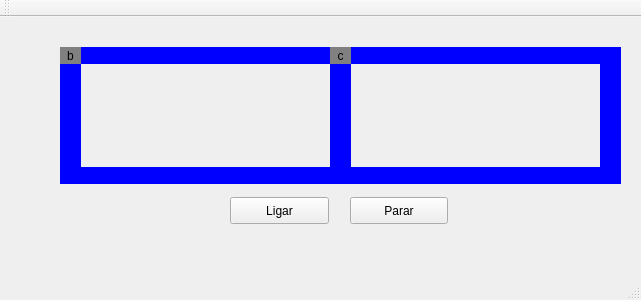
leoalenccar/projeto-trens, file src/mainwindow.ui: the form before one commit.
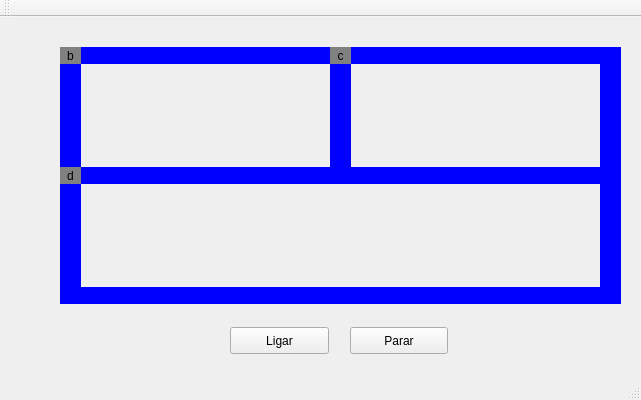
The form after the commit.

Commit message: novo trem 3 e modificacao no .gitignore

The edit to the form file:
```diff
--- a/src/mainwindow.ui
+++ b/src/mainwindow.ui
@@ -7,7 +7,7 @@
     <x>0</x>
     <y>0</y>
     <width>641</width>
-    <height>300</height>
+    <height>400</height>
    </rect>
   </property>
   <property name="windowTitle">
@@ -26,12 +26,12 @@
     <property name="styleSheet">
      <string notr="true">QLabel { background: grey}</string>
     </property>
-    <property name="alignment">
-     <set>Qt::AlignCenter</set>
-    </property>
     <property name="text">
      <string>b</string>
     </property>
+    <property name="alignment">
+     <set>Qt::AlignmentFlag::AlignCenter</set>
+    </property>
    </widget>
    <widget class="QLabel" name="label_trilho1">
     <property name="geometry">
@@ -101,7 +101,7 @@
     <property name="geometry">
      <rect>
       <x>230</x>
-      <y>180</y>
+      <y>310</y>
       <width>99</width>
       <height>27</height>
      </rect>
@@ -114,7 +114,7 @@
     <property name="geometry">
      <rect>
       <x>350</x>
-      <y>180</y>
+      <y>310</y>
       <width>98</width>
       <height>27</height>
      </rect>
@@ -183,12 +183,79 @@
     <property name="styleSheet">
      <string notr="true">QLabel { background: grey}</string>
     </property>
-    <property name="alignment">
-     <set>Qt::AlignCenter</set>
-    </property>
     <property name="text">
      <string>c</string>
     </property>
+    <property name="alignment">
+     <set>Qt::AlignmentFlag::AlignCenter</set>
+    </property>
+   </widget>
+   <widget class="QLabel" name="label_trilho4_3">
+    <property name="geometry">
+     <rect>
+      <x>60</x>
+      <y>150</y>
+      <width>21</width>
+      <height>137</height>
+     </rect>
+    </property>
+    <property name="styleSheet">
+     <string notr="true">QLabel { background: blue}</string>
+    </property>
+    <property name="text">
+     <string/>
+    </property>
+   </widget>
+   <widget class="QLabel" name="label_trilho4_4">
+    <property name="geometry">
+     <rect>
+      <x>600</x>
+      <y>150</y>
+      <width>21</width>
+      <height>137</height>
+     </rect>
+    </property>
+    <property name="styleSheet">
+     <string notr="true">QLabel { background: blue}</string>
+    </property>
+    <property name="text">
+     <string/>
+    </property>
+   </widget>
+   <widget class="QLabel" name="label_trilho2_3">
+    <property name="geometry">
+     <rect>
+      <x>80</x>
+      <y>270</y>
+      <width>520</width>
+      <height>17</height>
+     </rect>
+    </property>
+    <property name="styleSheet">
+     <string notr="true">QLabel { background: blue}</string>
+    </property>
+    <property name="text">
+     <string/>
+    </property>
+   </widget>
+   <widget class="QLabel" name="label_trem3">
+    <property name="geometry">
+     <rect>
+      <x>60</x>
+      <y>150</y>
+      <width>21</width>
+      <height>17</height>
+     </rect>
+    </property>
+    <property name="styleSheet">
+     <string notr="true">QLabel { background: grey}</string>
+    </property>
+    <property name="text">
+     <string>d</string>
+    </property>
+    <property name="alignment">
+     <set>Qt::AlignmentFlag::AlignCenter</set>
+    </property>
    </widget>
    <zorder>label_trilho1</zorder>
    <zorder>label_trilho2</zorder>
@@ -201,6 +268,10 @@
    <zorder>label_trilho1_2</zorder>
    <zorder>label_trilho2_2</zorder>
    <zorder>label_trem2</zorder>
+   <zorder>label_trilho4_3</zorder>
+   <zorder>label_trilho4_4</zorder>
+   <zorder>label_trilho2_3</zorder>
+   <zorder>label_trem3</zorder>
   </widget>
   <widget class="QMenuBar" name="menuBar">
    <property name="geometry">
@@ -208,7 +279,7 @@
      <x>0</x>
      <y>0</y>
      <width>641</width>
-     <height>22</height>
+     <height>23</height>
     </rect>
    </property>
   </widget>
```
The commit also changes 4 other files.
